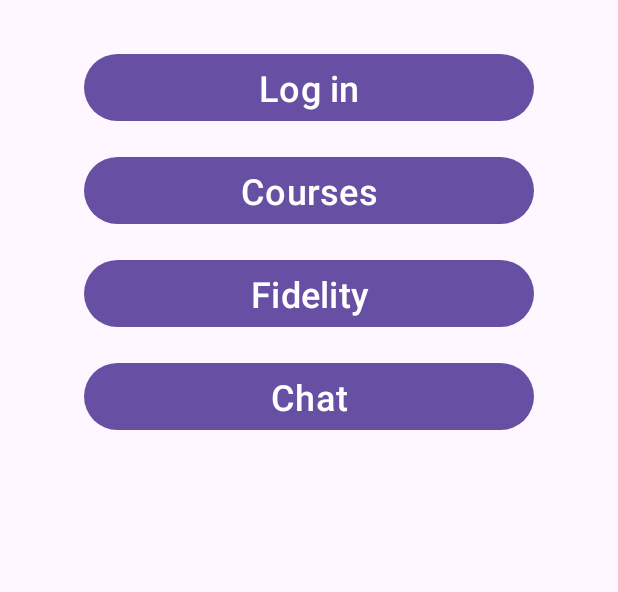
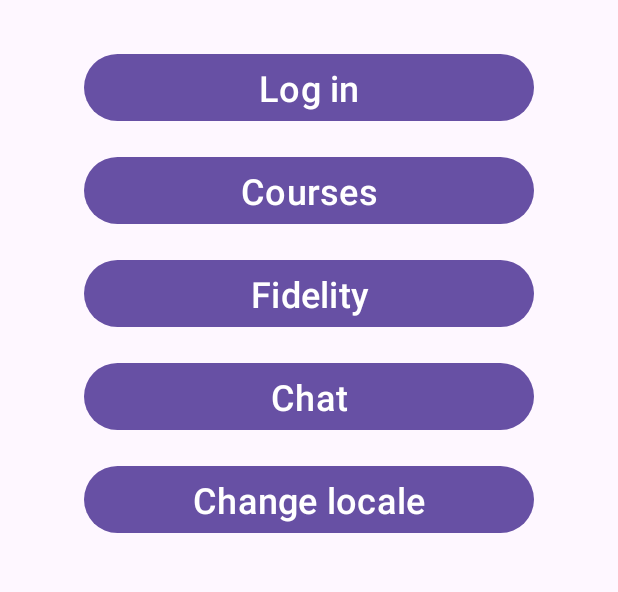
Before and after one commit to Trevodorax/cook-master, an Android app: the screen it shows after launch (MainActivity), on a phone screen of 412 x 824 dp, the part 113-705 px from its top. Run offline under Robolectric (Android 15) with nearby library versions, the phone set to English and light mode, and no system bars; our stand-ins replace Volley; network calls fail.

Commit message:
57: add locales and random switch on button click

```diff
--- a/cookmasterandroid/app/src/main/java/gaudeaux/paul/cookmasterandroid/MainActivity.java
+++ b/cookmasterandroid/app/src/main/java/gaudeaux/paul/cookmasterandroid/MainActivity.java
@@ -26,10 +26,11 @@
 import java.util.Map;
 
 public class MainActivity extends AppCompatActivity {
-    Button loginButton;
-    Button coursesButton;
-    Button fidelityButton;
-    Button chatButton;
+    private Button loginButton;
+    private Button coursesButton;
+    private Button fidelityButton;
+    private Button chatButton;
+    private Button localeButton;
 
     @Override
     protected void onCreate(Bundle savedInstanceState) {
@@ -40,6 +41,7 @@
         this.coursesButton = findViewById(R.id.coursesButton);
         this.fidelityButton = findViewById(R.id.fidelityButton);
         this.chatButton = findViewById(R.id.chatButton);
+        this.localeButton = findViewById(R.id.localeButton);
 
         this.loginButton.setOnClickListener(v -> {
             Intent loginActivity = new Intent(MainActivity.this, LoginActivity.class);
@@ -59,6 +61,11 @@
         this.chatButton.setOnClickListener(v -> {
             Intent conversationsActivity = new Intent(MainActivity.this, ConversationsActivity.class);
             startActivity(conversationsActivity);
+        });
+
+        this.localeButton.setOnClickListener(v -> {
+            LocaleHelper.switchLanguageRandomly(this);
+            recreate();
         });
     }
 
--- a/cookmasterandroid/app/src/main/res/layout/activity_conversation.xml
+++ b/cookmasterandroid/app/src/main/res/layout/activity_conversation.xml
@@ -11,7 +11,7 @@
         android:layout_width="match_parent"
         android:layout_height="wrap_content"
         android:layout_margin="32dp"
-        android:text="Chat"
+        android:text="@string/chat"
         android:textAlignment="center"
         android:textSize="32sp"
         android:layout_alignParentTop="true" />
@@ -28,13 +28,13 @@
             android:layout_height="wrap_content"
             android:layout_weight="5"
             android:autofillHints="Enter your message"
-            android:hint="Enter your message"
+            android:hint="@string/message_input_text"
             android:inputType="text" />
         <Button
             android:layout_width="0dp"
             android:layout_height="wrap_content"
             android:layout_weight="1"
-            android:text=">"
+            android:text="@string/send_message_button_text"
             android:id="@+id/sendButton"/>
     </LinearLayout>
     <ListView
--- a/cookmasterandroid/app/src/main/res/layout/activity_conversations.xml
+++ b/cookmasterandroid/app/src/main/res/layout/activity_conversations.xml
@@ -12,7 +12,7 @@
         android:textAlignment="center"
         android:layout_margin="32dp"
         android:textSize="32sp"
-        android:text="Conversations" />
+        android:text="@string/conversations" />
     <ListView
         android:layout_width="match_parent"
         android:layout_height="match_parent"
--- a/cookmasterandroid/app/src/main/res/layout/activity_course.xml
+++ b/cookmasterandroid/app/src/main/res/layout/activity_course.xml
@@ -12,7 +12,7 @@
         android:textAlignment="center"
         android:layout_margin="32dp"
         android:textSize="32sp"
-        android:text="Course"
+        android:text="@string/course"
         android:id="@+id/title"/>
     <ListView
         android:layout_width="match_parent"
--- a/cookmasterandroid/app/src/main/res/layout/activity_courses.xml
+++ b/cookmasterandroid/app/src/main/res/layout/activity_courses.xml
@@ -12,7 +12,7 @@
         android:textAlignment="center"
         android:layout_margin="32dp"
         android:textSize="32sp"
-        android:text="Courses" />
+        android:text="@string/courses" />
     <ListView
         android:layout_width="match_parent"
         android:layout_height="match_parent"
--- a/cookmasterandroid/app/src/main/res/layout/activity_lesson.xml
+++ b/cookmasterandroid/app/src/main/res/layout/activity_lesson.xml
@@ -12,7 +12,7 @@
         android:textAlignment="center"
         android:layout_marginTop="32dp"
         android:textSize="32sp"
-        android:text="Lesson"
+        android:text="@string/lesson"
         android:id="@+id/lessonTitle"/>
     <TextView
         android:layout_width="fill_parent"
@@ -20,7 +20,6 @@
         android:textAlignment="center"
         android:layout_margin="32dp"
         android:textSize="24sp"
-        android:text="Lesson"
         android:id="@+id/lessonDescription"/>
     <TextView
         android:layout_width="fill_parent"
@@ -28,6 +27,5 @@
         android:textAlignment="textStart"
         android:layout_margin="32dp"
         android:textSize="16sp"
-        android:text="Lesson"
         android:id="@+id/lessonContent"/>
 </LinearLayout>
--- a/cookmasterandroid/app/src/main/res/layout/activity_main.xml
+++ b/cookmasterandroid/app/src/main/res/layout/activity_main.xml
@@ -12,13 +12,13 @@
         android:layout_margin="32dp"
         android:textAlignment="center"
         android:textSize="32sp"
-        android:text="Welcome to cookmaster" />
+        android:text="@string/welcome_message" />
    <Button
        android:layout_width="300dp"
        android:layout_gravity="center"
        android:textSize="24sp"
        android:layout_height="wrap_content"
-       android:text="Log in"
+       android:text="@string/log_in"
        android:id="@+id/loginButton"/>
     <Button
         android:layout_width="300dp"
@@ -26,7 +26,7 @@
         android:textSize="24sp"
         android:layout_height="wrap_content"
         android:layout_marginTop="16dp"
-        android:text="Courses"
+        android:text="@string/courses"
         android:id="@+id/coursesButton"/>
     <Button
         android:layout_width="300dp"
@@ -34,7 +34,7 @@
         android:textSize="24sp"
         android:layout_marginTop="16dp"
         android:layout_height="wrap_content"
-        android:text="Fidelity"
+        android:text="@string/fidelity"
         android:id="@+id/fidelityButton"/>
     <Button
         android:layout_width="300dp"
@@ -42,6 +42,14 @@
         android:textSize="24sp"
         android:layout_marginTop="16dp"
         android:layout_height="wrap_content"
-        android:text="Chat"
+        android:text="@string/chat"
         android:id="@+id/chatButton"/>
+    <Button
+        android:layout_width="300dp"
+        android:layout_gravity="center"
+        android:textSize="24sp"
+        android:layout_marginTop="16dp"
+        android:layout_height="wrap_content"
+        android:text="@string/change_locale"
+        android:id="@+id/localeButton"/>
 </LinearLayout>
--- a/cookmasterandroid/app/src/main/res/values/strings.xml
+++ b/cookmasterandroid/app/src/main/res/values/strings.xml
@@ -1,3 +1,21 @@
+<?xml version="1.0" encoding="utf-8"?>
 <resources>
     <string name="app_name">cookmasterandroid</string>
+    <string name="welcome_message">Welcome to cookmaster</string>
+    <string name="log_in">Log in</string>
+    <string name="courses">Courses</string>
+    <string name="fidelity">Fidelity</string>
+    <string name="chat">Chat</string>
+    <string name="change_locale">Change locale</string>
+    <string name="message_input_text">Enter your message</string>
+    <string name="send_message_button_text">Send</string>
+    <string name="conversations">Conversations</string>
+    <string name="course">Course</string>
+    <string name="fidelity_points_1">You have</string>
+    <string name="fidelity_points_2">fidelity points !</string>
+    <string name="lesson">Lesson</string>
+    <string name="email">Email</string>
+    <string name="password">Password</string>
+    <string name="no_account_question">No account yet ?</string>
+    <string name="create_account">Create account</string>
 </resources>
```
Also changed, not shown: cookmasterandroid/app/src/main/java/gaudeaux/paul/cookmasterandroid/LocaleHelper.java (added, +29 -0 lines), cookmasterandroid/app/src/main/res/layout/activity_fidelity.xml (+3 -4 lines), cookmasterandroid/app/src/main/res/layout/activity_login.xml (+13 -11 lines), 5 other files.
